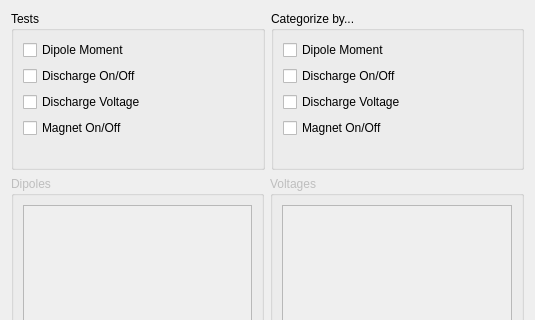
kncrabtree/qtftm, file categorysetuppage.ui: the form before one commit; both pictures show x 0 to 535 and y 0 to 320 of the 535 by 506 pixel window.
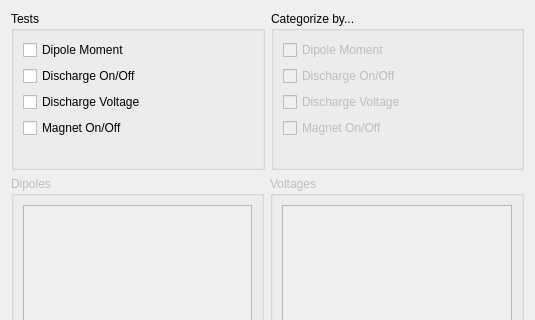
The form after the commit. Icons and pictures are not drawn.

Patch:
```diff
--- a/categorysetuppage.ui
+++ b/categorysetuppage.ui
@@ -80,6 +80,9 @@
        <layout class="QVBoxLayout" name="verticalLayout_5">
         <item>
          <widget class="QCheckBox" name="dipoleCategoryBox">
+          <property name="enabled">
+           <bool>false</bool>
+          </property>
           <property name="text">
            <string>Dipole Moment</string>
           </property>
@@ -87,6 +90,9 @@
         </item>
         <item>
          <widget class="QCheckBox" name="dcCategoryBox">
+          <property name="enabled">
+           <bool>false</bool>
+          </property>
           <property name="text">
            <string>Discharge On/Off</string>
           </property>
@@ -94,6 +100,9 @@
         </item>
         <item>
          <widget class="QCheckBox" name="voltageCategoryBox">
+          <property name="enabled">
+           <bool>false</bool>
+          </property>
           <property name="text">
            <string>Discharge Voltage</string>
           </property>
@@ -101,6 +110,9 @@
         </item>
         <item>
          <widget class="QCheckBox" name="magnetCategoryBox">
+          <property name="enabled">
+           <bool>false</bool>
+          </property>
           <property name="text">
            <string>Magnet On/Off</string>
           </property>
```
